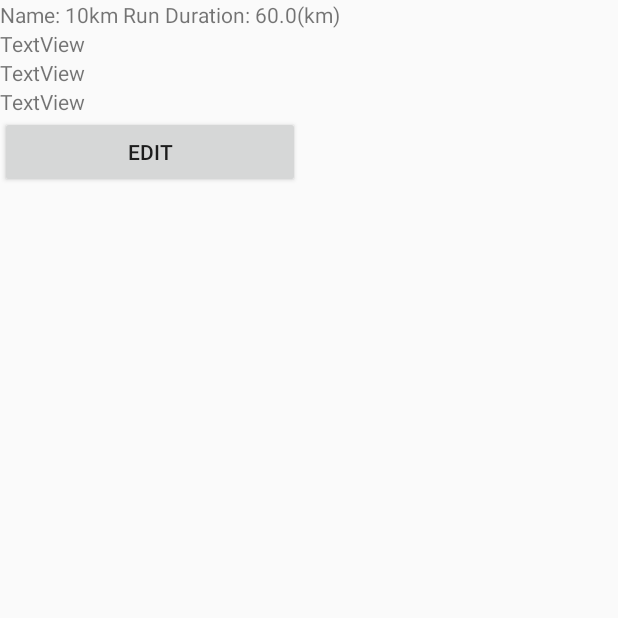
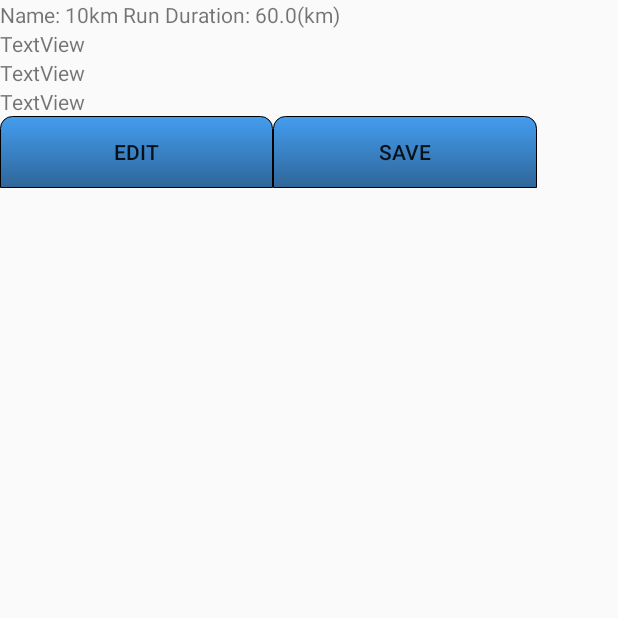
Before and after one commit to rsneesby/WorkoutLog, an Android app: the ExerciseLoggingActivity screen opened directly, with no data from a screen before it, after a tap on an icon or button, on a phone screen of 412 x 824 dp, the top half of it. Run offline under Robolectric (Android 15) with nearby library versions, the phone set to English and light mode, and no system bars.

Commit message:
Added save button for editResistance page Added custom button design XML

```diff
--- a/app/src/main/java/com/example/ryan/workoutlog/Application/Presentation/ExerciseLoggingActivity.java
+++ b/app/src/main/java/com/example/ryan/workoutlog/Application/Presentation/ExerciseLoggingActivity.java
@@ -2,8 +2,10 @@ package com.example.ryan.workoutlog.Application.Presentation;
 
 import android.app.Activity;
 import android.content.Context;
+import android.content.DialogInterface;
 import android.content.Intent;
 import android.os.Bundle;
+import android.support.v7.app.AlertDialog;
 import android.view.View;
 import android.widget.AdapterView;
 import android.widget.ArrayAdapter;
@@ -40,6 +42,35 @@ public class ExerciseLoggingActivity extends Activity implements Serializable {
         listView = (ListView) findViewById(R.id.test);
         ArrayAdapter<String> adapter = new ArrayAdapter(this, R.layout.logged_exercise_listview, R.id.exerciseList, loggedExercises);
         listView.setAdapter(adapter);
+        //hold click for alertdialog to pop asking user if they want to delete the item
+        listView.setLongClickable(true);
+        listView.setOnItemLongClickListener(new AdapterView.OnItemLongClickListener() {
+            @Override
+            public boolean onItemLongClick(AdapterView<?> arg0, View arg1,
+                                           final int position, long id) {
+
+               // final Exercise inFocus = exerciseLog.getIndex(position);
+                AlertDialog.Builder backConfirmation = new AlertDialog.Builder(ExerciseLoggingActivity.this);
+                //backConfirmation.setTitle("Delete Exercise?");
+                backConfirmation.setPositiveButton("Delete Exercise?", new DialogInterface.OnClickListener() {
+                    //Returns without saving edited data
+                    @Override
+                    public void onClick(DialogInterface dialogInterface, int i) {
+                        exerciseLog.deleteExercise(exerciseLog.getIndex(position));
+                        setUpViews();
+                    }
+                });
+                backConfirmation.setNegativeButton("Cancel", new DialogInterface.OnClickListener() {
+                    @Override
+                    public void onClick(DialogInterface dialogInterface, int i) {
+
+                    }
+                });
+            backConfirmation.show();
+                return true;
+            }
+
+        });
         listView.setOnItemClickListener(new AdapterView.OnItemClickListener() {
             @Override
             public void onItemClick(AdapterView<?> parent, View view, int position, long id) {
@@ -56,9 +87,10 @@ public class ExerciseLoggingActivity extends Activity implements Serializable {
             }
         });
     }
-/*Receives edited Exercise from the editResistanceExercise.java activity when user hits the back button and will update the exercise in the (stub) DB
-* Uses onResume() to update pageview
-* */
+
+    /*Receives edited Exercise from the editResistanceExercise.java activity when user hits the back button and will update the exercise in the (stub) DB
+     * Uses onResume() to update pageview
+     * */
     //TODO better way to refresh data than calling setUpViews again? using onResume?
     protected void onActivityResult(int requestCode, int resultCode, Intent data) {
         // Check which request we're responding to
--- /dev/null
+++ b/app/src/main/res/drawable/buttons.xml
@@ -0,0 +1,17 @@
+<?xml version="1.0" encoding="utf-8"?>
+
+<selector xmlns:android="http://schemas.android.com/apk/res/android">
+
+    <item>
+        <shape>
+            <gradient android:startColor="#449def" android:endColor="#2f6699" android:angle="270" />
+            <stroke   android:width="1px"          android:color="#000000" />
+            <corners android:bottomLeftRadius="0dp"
+                android:bottomRightRadius="0dp"
+                android:topLeftRadius="8dp"
+                android:topRightRadius="8dp"/>
+            <padding  android:left="10dp"  android:top="10dp" android:right="10dp" android:bottom="10dp" />
+        </shape>
+    </item>
+
+</selector>
--- a/app/src/main/res/layout/activity_edit_resistance_exercise.xml
+++ b/app/src/main/res/layout/activity_edit_resistance_exercise.xml
@@ -3,17 +3,17 @@
     xmlns:app="http://schemas.android.com/apk/res-auto"
     xmlns:tools="http://schemas.android.com/tools"
     android:layout_width="match_parent"
-    android:layout_height="match_parent"
-    tools:context=".Application.Presentation.editResistanceExercise">
+    android:layout_height="wrap_content"
+    tools:context=".Application.Presentation.editResistanceExercise"
+    tools:layout_editor_absoluteY="25dp">
 
     <LinearLayout
         android:id="@+id/linearLayout"
         android:layout_width="match_parent"
-        android:layout_height="match_parent"
+        android:layout_height="wrap_content"
         android:orientation="vertical"
-        app:layout_constraintBottom_toBottomOf="parent"
-        app:layout_constraintTop_toTopOf="parent"
-        tools:layout_editor_absoluteX="132dp">
+        tools:layout_editor_absoluteX="115dp"
+        tools:layout_editor_absoluteY="0dp">
 
         <TextView
             android:id="@+id/textView"
@@ -39,12 +39,25 @@
             android:layout_height="wrap_content"
             android:text="TextView" />
 
-        <Button
-            android:id="@+id/btn_edit"
-            android:layout_width="200dp"
+        <LinearLayout
+            android:layout_width="fill_parent"
             android:layout_height="wrap_content"
-            android:text="Edit" />
+            android:orientation="horizontal">
 
+            <Button
+                android:id="@+id/btn_edit"
+                android:layout_width="182dp"
+                android:layout_height="wrap_content"
+                android:text="Edit"
+                android:background="@drawable/buttons"/>
+
+            <Button
+                android:id="@+id/btn_saveEdit"
+                android:layout_width="176dp"
+                android:layout_height="wrap_content"
+                android:text="Save"
+                android:background="@drawable/buttons"/>
+        </LinearLayout>
 
     </LinearLayout>
 </android.support.constraint.ConstraintLayout>
--- a/app/src/main/res/layout/activity_exercise_logging2.xml
+++ b/app/src/main/res/layout/activity_exercise_logging2.xml
@@ -15,6 +15,7 @@
             android:id="@+id/test"
             android:layout_width="match_parent"
             android:layout_height="match_parent"
+            android:longClickable="true"
             android:padding="10sp"
             android:textSize="16sp"
             android:textStyle="bold"></ListView>
--- a/app/src/main/res/values/strings.xml
+++ b/app/src/main/res/values/strings.xml
@@ -5,4 +5,5 @@
     <string name="button_exercise_logging">Send</string>
     <string name="action_settings">Settings</string>
     <string name="title_activity_edit_exercise">editExercise</string>
+    <string name="open_exercise_page">Logged Workouts</string>
 </resources>
--- a/app/src/main/res/values/styles.xml
+++ b/app/src/main/res/values/styles.xml
@@ -1,7 +1,7 @@
 <resources>
 
     <!-- Base application theme. -->
-    <style name="AppTheme" parent="Theme.AppCompat.Light.DarkActionBar">
+    <style name="AppTheme" parent="Theme.AppCompat.DayNight">
         <!-- Customize your theme here. -->
         <item name="colorPrimary">@color/colorPrimary</item>
         <item name="colorPrimaryDark">@color/colorPrimaryDark</item>
@@ -15,6 +15,6 @@
 
     <style name="AppTheme.AppBarOverlay" parent="ThemeOverlay.AppCompat.Dark.ActionBar" />
 
-    <style name="AppTheme.PopupOverlay" parent="ThemeOverlay.AppCompat.Light" />
+    <style name="AppTheme.PopupOverlay" parent="ThemeOverlay.AppCompat.Dark" />
 
 </resources>
```
Also changed, not shown: app/src/main/java/com/example/ryan/workoutlog/Application/Presentation/displayToasts.java (added, +20 -0 lines), app/src/main/java/com/example/ryan/workoutlog/Application/Presentation/editResistanceExercise.java (+62 -8 lines), app/src/main/res/layout/activity_main.xml (+9 -4 lines).
